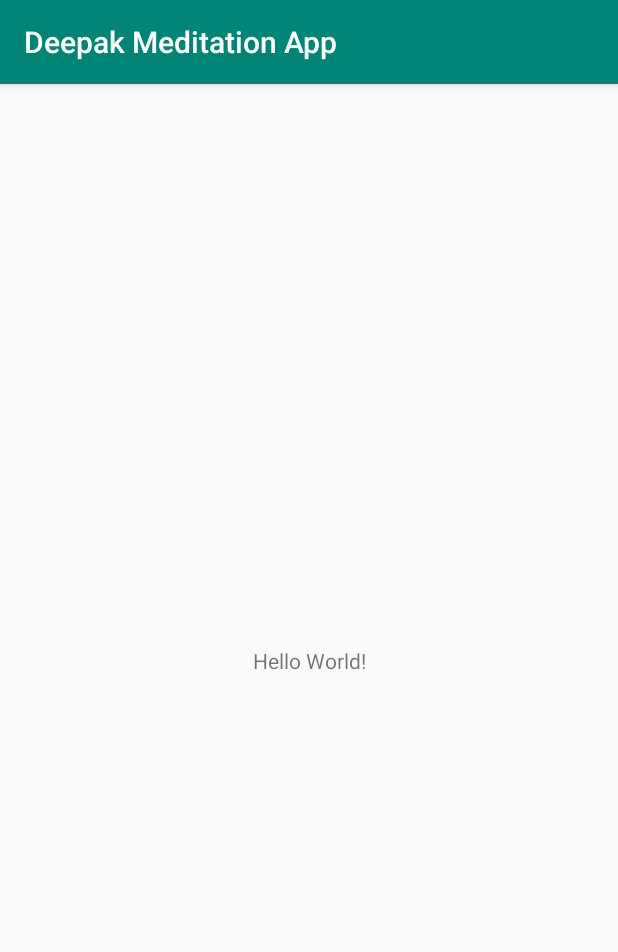
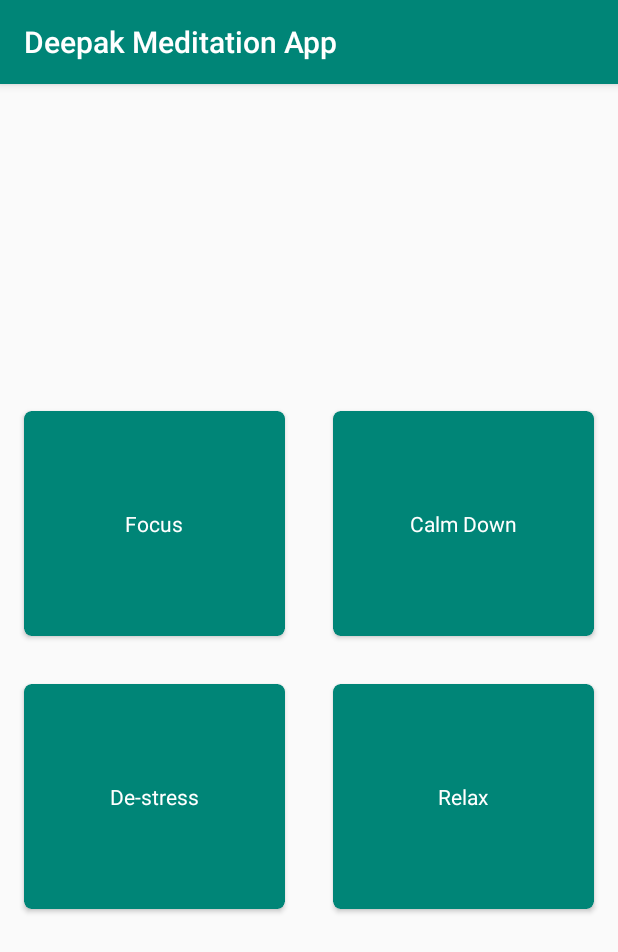
Before and after one commit to deepak140596/Meditation, an Android app: the screen it shows after launch once a user with an empty profile is signed in (MainActivity), on a phone screen of 412 x 824 dp. Shown: the top 952 px of the screen. Run offline under Robolectric (Android 15) with nearby library versions, the phone set to English and light mode, and no system bars; our stand-ins replace Firebase (no records; nobody signed in at launch, a user with empty details on screens opened directly); libraries missing offline, so code that uses them is left out: com.firebase.ui.

Commit message:
Added repository and main activity

```diff
--- a/app/src/main/AndroidManifest.xml
+++ b/app/src/main/AndroidManifest.xml
@@ -9,6 +9,8 @@
             android:roundIcon="@mipmap/ic_launcher_round"
             android:supportsRtl="true"
             android:theme="@style/AppTheme">
+        <activity android:name=".activities.meditation.MeditationActivity">
+        </activity>
         <activity android:name=".activities.login.LoginActivity">
         </activity>
         <activity android:name=".activities.splashactivity.SplashActivity">
@@ -18,7 +20,7 @@
                 <category android:name="android.intent.category.LAUNCHER"/>
             </intent-filter>
         </activity>
-        <activity android:name=".MainActivity">
+        <activity android:name=".activities.main.MainActivity">
         </activity>
     </application>
 
--- a/app/src/main/java/com/deepak/deepakmeditationapp/activities/login/LoginActivity.kt
+++ b/app/src/main/java/com/deepak/deepakmeditationapp/activities/login/LoginActivity.kt
@@ -5,9 +5,9 @@ import android.content.Intent
 import androidx.appcompat.app.AppCompatActivity
 import android.os.Bundle
 import android.util.Log
-import com.deepak.deepakmeditationapp.MainActivity
+import com.deepak.deepakmeditationapp.activities.main.MainActivity
 import com.deepak.deepakmeditationapp.R
-import com.deepak.deepakmeditationapp.activities.utils.ApplicationConstants.Companion.RC_SIGN_IN
+import com.deepak.deepakmeditationapp.utils.ApplicationConstants.Companion.RC_SIGN_IN
 import com.firebase.ui.auth.AuthUI
 import com.firebase.ui.auth.IdpResponse
 import com.google.firebase.auth.FirebaseAuth
@@ -76,7 +76,7 @@ class LoginActivity : AppCompatActivity() {
 
     private fun startMainActivity(user: FirebaseUser? = null){
         if(user!=null){
-            startActivity(Intent(this,MainActivity::class.java))
+            startActivity(Intent(this, MainActivity::class.java))
             finish()
         }
     }
--- /dev/null
+++ b/app/src/main/java/com/deepak/deepakmeditationapp/activities/main/MainActivity.kt
@@ -0,0 +1,41 @@
+package com.deepak.deepakmeditationapp.activities.main
+
+import android.content.Intent
+import androidx.appcompat.app.AppCompatActivity
+import android.os.Bundle
+import com.deepak.deepakmeditationapp.R
+import com.deepak.deepakmeditationapp.activities.meditation.MeditationActivity
+import com.deepak.deepakmeditationapp.utils.ApplicationConstants
+import kotlinx.android.synthetic.main.activity_main.*
+
+class MainActivity : AppCompatActivity() {
+
+    override fun onCreate(savedInstanceState: Bundle?) {
+        super.onCreate(savedInstanceState)
+        setContentView(R.layout.activity_main)
+
+        setOnClickListenersToCardViews()
+    }
+
+    private fun setOnClickListenersToCardViews(){
+        main_destress_cv.setOnClickListener {
+            startMeditationActivity(ApplicationConstants.DESTRESS)
+        }
+
+        main_calm_down_cv.setOnClickListener {
+            startMeditationActivity(ApplicationConstants.CALM_DOWN)
+        }
+        main_focus_cv.setOnClickListener {
+            startMeditationActivity(ApplicationConstants.FOCUS)
+        }
+        main_relax_cv.setOnClickListener {
+            startMeditationActivity(ApplicationConstants.RELAX)
+        }
+    }
+
+    private fun startMeditationActivity(key:String){
+        val intent = Intent(this,MeditationActivity::class.java)
+        intent.putExtra(ApplicationConstants.MEDITATION_BUNDLE_KEY,key)
+        startActivity(intent)
+    }
+}
--- a/app/src/main/java/com/deepak/deepakmeditationapp/activities/splashactivity/SplashActivity.kt
+++ b/app/src/main/java/com/deepak/deepakmeditationapp/activities/splashactivity/SplashActivity.kt
@@ -5,7 +5,6 @@ import android.os.Bundle
 import android.os.Handler
 import com.deepak.deepakmeditationapp.R
 import android.content.Intent
-import com.deepak.deepakmeditationapp.MainActivity
 import com.deepak.deepakmeditationapp.activities.login.LoginActivity
 
 
--- a/app/src/main/res/layout/activity_main.xml
+++ b/app/src/main/res/layout/activity_main.xml
@@ -1,19 +1,121 @@
 <?xml version="1.0" encoding="utf-8"?>
-<androidx.constraintlayout.widget.ConstraintLayout
+<RelativeLayout
         xmlns:android="http://schemas.android.com/apk/res/android"
         xmlns:tools="http://schemas.android.com/tools"
         xmlns:app="http://schemas.android.com/apk/res-auto"
         android:layout_width="match_parent"
         android:layout_height="match_parent"
-        tools:context=".MainActivity">
+        android:orientation="vertical"
+        tools:context=".activities.main.MainActivity">
 
-    <TextView
-            android:layout_width="wrap_content"
+    <LinearLayout
+            android:layout_width="match_parent"
             android:layout_height="wrap_content"
-            android:text="Hello World!"
-            app:layout_constraintBottom_toBottomOf="parent"
-            app:layout_constraintLeft_toLeftOf="parent"
-            app:layout_constraintRight_toRightOf="parent"
-            app:layout_constraintTop_toTopOf="parent"/>
+            android:orientation="vertical"
+            android:layout_centerInParent="true">
 
-</androidx.constraintlayout.widget.ConstraintLayout>
+        <LinearLayout
+                android:layout_width="match_parent"
+                android:layout_height="wrap_content"
+                android:orientation="horizontal">
+
+            <androidx.cardview.widget.CardView
+                    android:id="@+id/main_focus_cv"
+                    android:layout_width="0dp"
+                    android:layout_height="150dp"
+                    android:layout_weight="1"
+                    android:layout_margin="@dimen/margin_16"
+                    android:backgroundTint="@color/colorPrimary"
+                    app:cardCornerRadius="@dimen/radius_5"
+                    android:foreground="?android:selectableItemBackground"
+                    android:focusable="true"
+                    android:clickable="true">
+
+                <TextView
+                        android:layout_width="wrap_content"
+                        android:layout_height="wrap_content"
+                        android:layout_centerInParent="true"
+                        android:text="@string/label_focus"
+                        android:layout_gravity="center"
+                        android:textColor="@color/color_white"/>
+
+
+            </androidx.cardview.widget.CardView>
+
+            <androidx.cardview.widget.CardView
+                    android:id="@+id/main_calm_down_cv"
+                    android:layout_width="0dp"
+                    android:layout_height="150dp"
+                    android:layout_weight="1"
+                    app:cardCornerRadius="@dimen/radius_5"
+                    android:backgroundTint="@color/colorPrimary"
+                    android:layout_margin="@dimen/margin_16"
+                    android:foreground="?android:selectableItemBackground"
+                    android:focusable="true"
+                    android:clickable="true">
+
+                <TextView
+                        android:layout_width="wrap_content"
+                        android:layout_height="wrap_content"
+                        android:layout_gravity="center"
+                        android:text="@string/label_calm_down"
+                        android:textColor="@color/color_white"/>
+
+            </androidx.cardview.widget.CardView>
+
+        </LinearLayout>
+
+        <LinearLayout
+                android:layout_width="match_parent"
+                android:layout_height="wrap_content"
+                android:orientation="horizontal">
+
+            <androidx.cardview.widget.CardView
+                    android:id="@+id/main_destress_cv"
+                    android:layout_width="0dp"
+                    android:layout_height="150dp"
+                    android:layout_weight="1"
+                    android:layout_margin="@dimen/margin_16"
+                    android:backgroundTint="@color/colorPrimary"
+                    app:cardCornerRadius="@dimen/radius_5"
+                    android:foreground="?android:selectableItemBackground"
+                    android:focusable="true"
+                    android:clickable="true">
+                <TextView
+                        android:layout_width="wrap_content"
+                        android:layout_height="wrap_content"
+                        android:layout_centerInParent="true"
+                        android:layout_gravity="center"
+                        android:text="@string/label_de_stress"
+                        android:textColor="@color/color_white"/>
+
+            </androidx.cardview.widget.CardView>
+
+            <androidx.cardview.widget.CardView
+                    android:id="@+id/main_relax_cv"
+                    android:layout_width="0dp"
+                    android:layout_height="150dp"
+                    android:layout_weight="1"
+                    android:layout_margin="@dimen/margin_16"
+                    android:backgroundTint="@color/colorPrimary"
+                    app:cardCornerRadius="@dimen/radius_5"
+                    android:foreground="?android:selectableItemBackground"
+                    android:focusable="true"
+                    android:clickable="true">
+
+                <TextView
+                        android:layout_width="wrap_content"
+                        android:layout_height="wrap_content"
+                        android:layout_centerInParent="true"
+                        android:text="@string/label_relax"
+                        android:layout_gravity="center"
+                        android:textColor="@color/color_white"/>
+
+            </androidx.cardview.widget.CardView>
+
+        </LinearLayout>
+
+    </LinearLayout>
+
+
+</RelativeLayout>
--- a/app/src/main/res/values/colors.xml
+++ b/app/src/main/res/values/colors.xml
@@ -3,4 +3,5 @@
     <color name="colorPrimary">#008577</color>
     <color name="colorPrimaryDark">#00574B</color>
     <color name="colorAccent">#D81B60</color>
+    <color name="color_white">#ffff</color>
 </resources>
--- /dev/null
+++ b/app/src/main/res/values/dimens.xml
@@ -0,0 +1,5 @@
+<?xml version="1.0" encoding="utf-8"?>
+<resources>
+    <dimen name="margin_16">16dp</dimen>
+    <dimen name="radius_5">5dp</dimen>
+</resources>
--- a/app/src/main/res/values/strings.xml
+++ b/app/src/main/res/values/strings.xml
@@ -1,4 +1,9 @@
 <resources>
     <string name="app_name">Deepak Meditation App</string>
     <string name="title_log_in">Log In</string>
+    <string name="label_calm_down">Calm Down</string>
+    <string name="label_meditation">Meditation</string>
+    <string name="label_de_stress">De-stress</string>
+    <string name="label_relax">Relax</string>
+    <string name="label_focus">Focus</string>
 </resources>
```
Also changed, not shown: app/build.gradle (+10 -0 lines), app/src/main/java/com/deepak/deepakmeditationapp/MainActivity.kt (deleted, +0 -12 lines), app/src/main/java/com/deepak/deepakmeditationapp/activities/meditation/MeditationActivity.kt (added, +36 -0 lines), app/src/main/java/com/deepak/deepakmeditationapp/activities/utils/ApplicationConstants.kt (deleted, +0 -7 lines), app/src/main/java/com/deepak/deepakmeditationapp/database/FirebaseRepository.kt (added, +54 -0 lines), app/src/main/java/com/deepak/deepakmeditationapp/models/MeditationItem.kt (added, +7 -0 lines), app/src/main/java/com/deepak/deepakmeditationapp/models/SessionItem.kt (added, +7 -0 lines), app/src/main/java/com/deepak/deepakmeditationapp/utils/ApplicationConstants.kt (added, +12 -0 lines), app/src/main/res/layout/activity_meditation.xml (added, +10 -0 lines).
